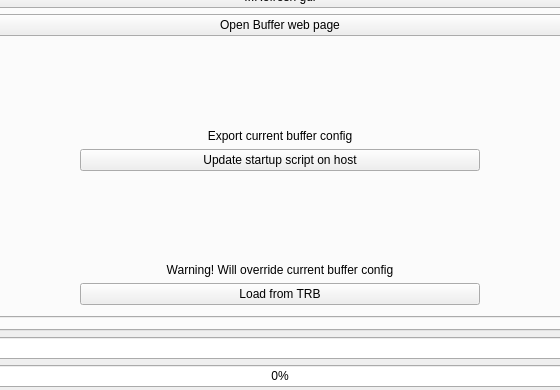
andrmor/TRB3reader, file GUI/mainwindow.ui: the form before one commit; both pictures show x 101 to 661 and y 442 to 832 of the 762 by 832 pixel window.
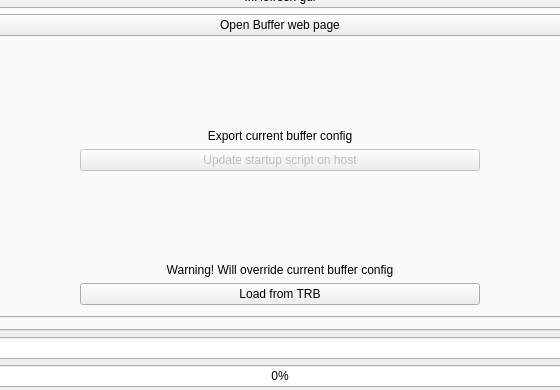
The form after the commit. The open tabs and pages were chosen to show the change.

Diff of the .ui file:
```diff
--- a/GUI/mainwindow.ui
+++ b/GUI/mainwindow.ui
@@ -2143,6 +2143,9 @@
               </item>
               <item>
                <widget class="QPushButton" name="pbBufferUpdateScript">
+                <property name="enabled">
+                 <bool>false</bool>
+                </property>
                 <property name="minimumSize">
                  <size>
                   <width>400</width>
```
Left out of the diff: 187 changed lines with no effect on the pictures.
